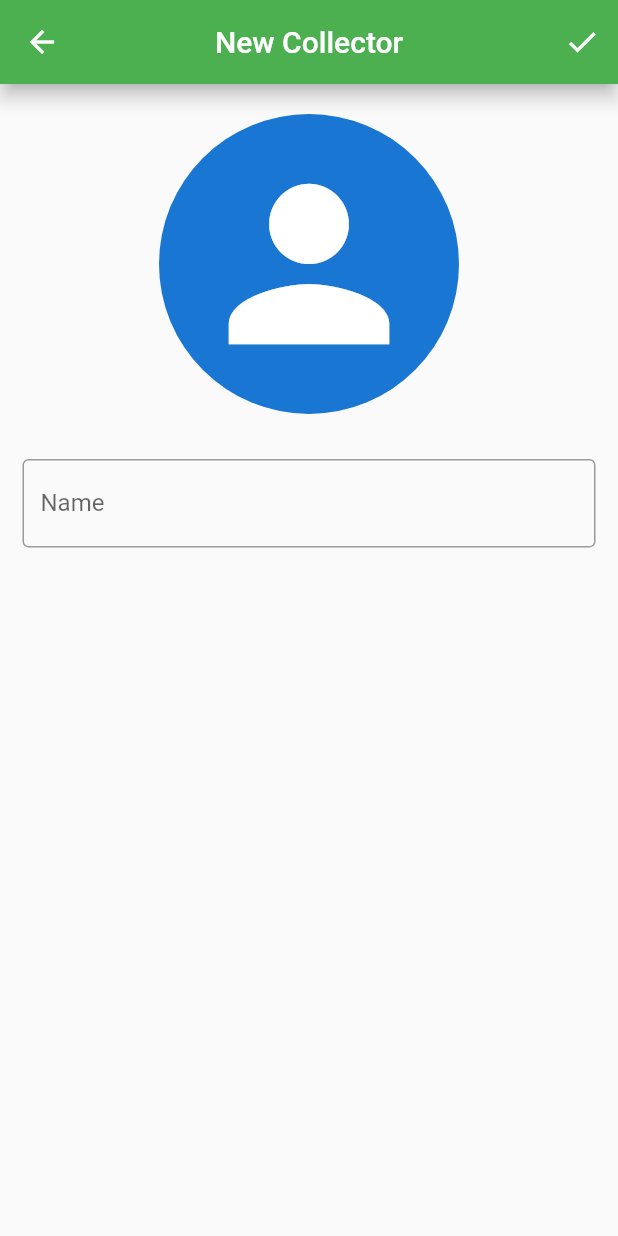
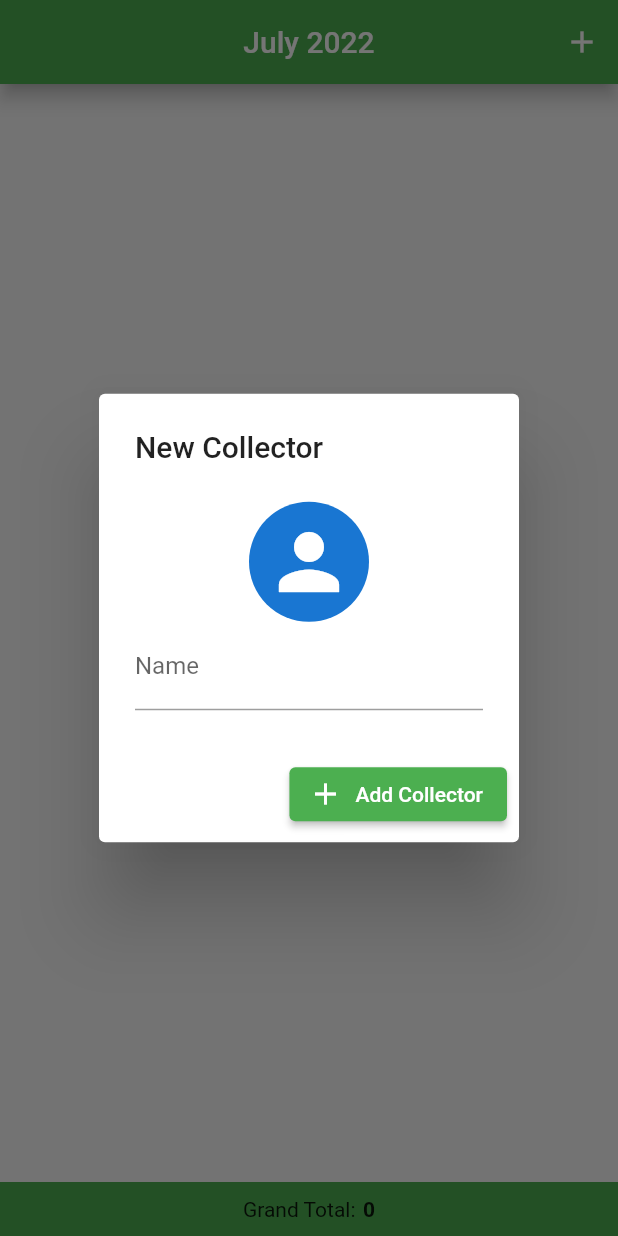
Before and after one commit to JKLorenzo/Collection-Report, a Flutter app: the screen it shows after launch, after a tap on the "add" icon, on a phone screen of 412 x 824 dp. Run offline on Flutter 3.47's test engine with Material 2 defaults, Android fonts, the phone set to English and light mode, and no system bars; our stand-ins replace cloud_firestore, connectivity_plus, firebase_core, shared_preferences; accounts and stored records are empty.

Commit message:
feat: add collector create modal

```diff
--- /dev/null
+++ b/lib/modals/collector_create_modal.dart
@@ -0,0 +1,70 @@
+import 'package:collection_report/models/collector.dart';
+import 'package:flutter/material.dart';
+
+class CollectorCreateModal extends StatelessWidget {
+  const CollectorCreateModal({Key? key}) : super(key: key);
+
+  @override
+  Widget build(BuildContext context) {
+    GlobalKey<FormState> formKey = GlobalKey();
+    TextEditingController nameController = TextEditingController();
+
+    return AlertDialog(
+      title: const Text('New Collector'),
+      content: SingleChildScrollView(
+        child: Column(
+          crossAxisAlignment: CrossAxisAlignment.start,
+          children: [
+            const SizedBox(height: 5),
+            const Center(
+              child: CircleAvatar(
+                radius: 40,
+                child: Icon(Icons.person, size: 60),
+              ),
+            ),
+            Form(
+              key: formKey,
+              child: Column(
+                children: [
+                  TextFormField(
+                    controller: nameController,
+                    decoration: const InputDecoration(
+                      labelText: 'Name',
+                      hintText: 'Enter name here',
+                    ),
+                    validator: (value) {
+                      if (value == null || value.isEmpty) {
+                        return 'Name must not be empty.';
+                      } else if (value.trim().isEmpty) {
+                        return 'Name must be valid.';
+                      }
+                      return null;
+                    },
+                  )
+                ],
+              ),
+            ),
+          ],
+        ),
+      ),
+      actions: [
+        ElevatedButton.icon(
+          onPressed: () async {
+            if (formKey.currentState!.validate()) {
+              final name = nameController.text;
+
+              await Collector.create(name);
+
+              Navigator.of(context).pop(true);
+              ScaffoldMessenger.of(context).showSnackBar(
+                SnackBar(content: Text('Collector $name created.')),
+              );
+            }
+          },
+          icon: const Icon(Icons.add),
+          label: const Text('Add Collector'),
+        )
+      ],
+    );
+  }
+}
--- a/lib/views/collector_view.dart
+++ b/lib/views/collector_view.dart
@@ -1,10 +1,9 @@
 import 'dart:math';
 
+import 'package:collection_report/modals/collector_create_modal.dart';
 import 'package:collection_report/modals/collector_info_modal.dart';
 import 'package:collection_report/models/collector.dart';
 import 'package:collection_report/utils/session.dart';
-import 'package:collection_report/views/new_collector_view.dart';
-
 import 'package:flutter/material.dart';
 
 class CollectorView extends StatefulWidget {
@@ -28,10 +27,9 @@ class _CollectorViewState extends State<CollectorView> {
         actions: [
           IconButton(
             onPressed: () async {
-              final result = await Navigator.of(context).push(
-                MaterialPageRoute(
-                  builder: (context) => const NewCollectorView(),
-                ),
+              final result = await showDialog(
+                context: context,
+                builder: (_) => const CollectorCreateModal(),
               );
 
               if (result == true) {
--- a/lib/views/new_collector_view.dart
+++ /dev/null
@@ -1,56 +0,0 @@
-import 'package:collection_report/models/collector.dart';
-import 'package:flutter/material.dart';
-import 'package:flutter/services.dart';
-
-class NewCollectorView extends StatelessWidget {
-  const NewCollectorView({Key? key}) : super(key: key);
-
-  @override
-  Widget build(BuildContext context) {
-    final nameController = TextEditingController();
-
-    return Scaffold(
-      appBar: AppBar(
-        elevation: 5,
-        actions: [
-          IconButton(
-            onPressed: () async {
-              final name = nameController.text;
-              if (name.isNotEmpty) {
-                await Collector.create(nameController.text);
-                Navigator.of(context).pop(true);
-              }
-            },
-            icon: const Icon(Icons.check),
-          )
-        ],
-        centerTitle: true,
-        title: const Text('New Collector'),
-      ),
-      body: ListView(
-        padding: const EdgeInsets.all(15),
-        children: [
-          const SizedBox(height: 5),
-          const Center(
-            child: CircleAvatar(
-              radius: 100,
-              child: Icon(Icons.person, size: 160),
-            ),
-          ),
-          const SizedBox(height: 30),
-          TextField(
-            controller: nameController,
-            decoration: const InputDecoration(
-              border: OutlineInputBorder(),
-              labelText: 'Name',
-              hintText: 'Enter name here',
-            ),
-            inputFormatters: [
-              FilteringTextInputFormatter.singleLineFormatter,
-            ],
-          ),
-        ],
-      ),
-    );
-  }
-}
```
